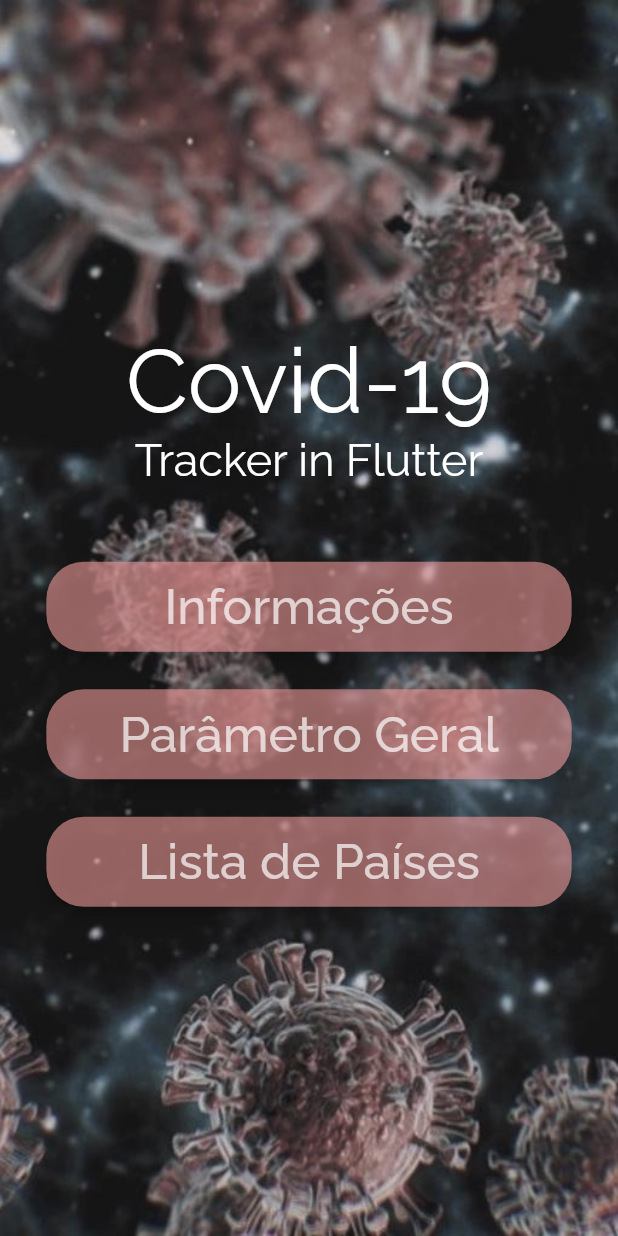
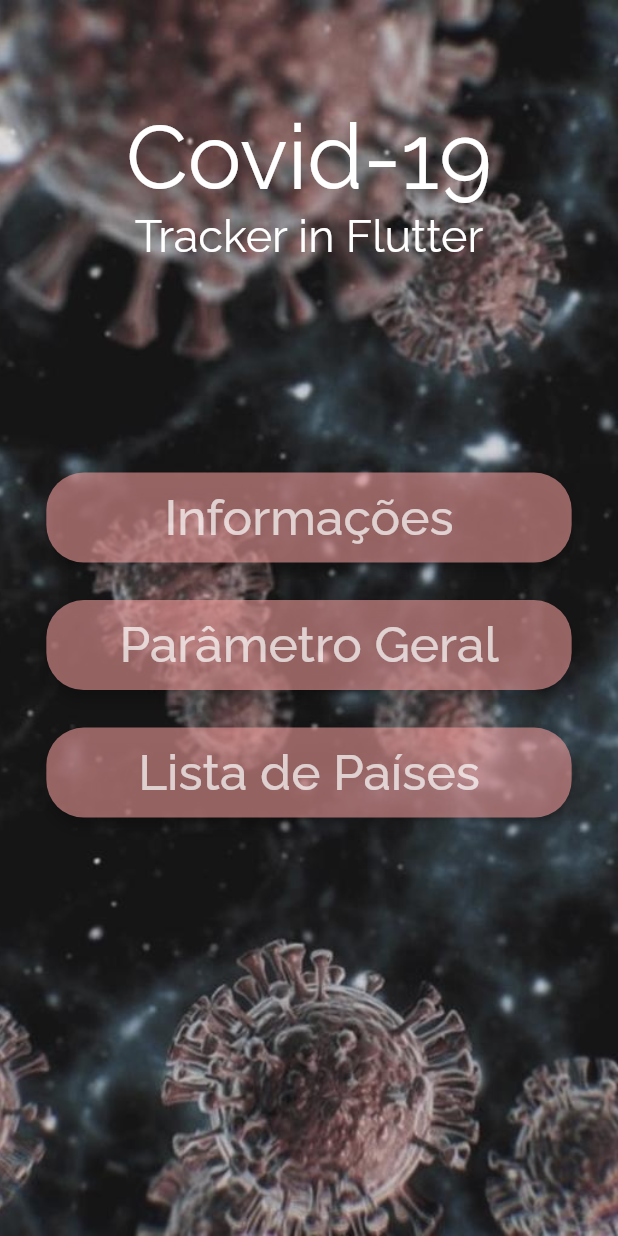
Before and after one commit to MichelHanzenScheeren/covid19_tracker, a Flutter app: the screen it shows after launch, on a phone screen of 412 x 824 dp. Run offline on Flutter 3.47's test engine with Material 2 defaults, Android fonts, the phone set to English and light mode, and no system bars; our stand-ins replace charts_flutter, dio, fl_chart, get, google_fonts, progress_indicators and 1 more; accounts and stored records are empty; statements that could not run were skipped.

Commit message:
COrreções de alinhamento da HomePage.

```diff
--- a/lib/presentation/pages/home/presentation_home.dart
+++ b/lib/presentation/pages/home/presentation_home.dart
@@ -11,7 +11,6 @@ class Home extends StatelessWidget {
   Widget build(BuildContext context) {
     return Scaffold(
       body: Container(
-        alignment: Alignment.center,
         height: MediaQuery.of(context).size.height,
         width: MediaQuery.of(context).size.width,
         decoration: BoxDecoration(
@@ -22,7 +21,7 @@ class Home extends StatelessWidget {
         ),
         child: SingleChildScrollView(
           child: Column(
-            mainAxisAlignment: MainAxisAlignment.center,
+            mainAxisAlignment: MainAxisAlignment.start,
             children: <Widget>[
               TitleHome(
                 title: 'Covid-19',
@@ -30,7 +29,7 @@ class Home extends StatelessWidget {
               ),
               OptionsHome(
                 title: 'Informações',
-                top: 50.0,
+                top: MediaQuery.of(context).size.height * 0.17,
                 down: 10.0,
                 onClick: () => Get.to(Information()),
               ),
--- a/lib/presentation/pages/home/widget/widget_title.dart
+++ b/lib/presentation/pages/home/widget/widget_title.dart
@@ -9,7 +9,7 @@ class TitleHome extends StatelessWidget {
   @override
   Widget build(BuildContext context) {
     return Container(
-      padding: const EdgeInsets.only(top: 50),
+      padding: const EdgeInsets.only(top: 70),
       child: Column(
         children: <Widget>[
           Text(
```
